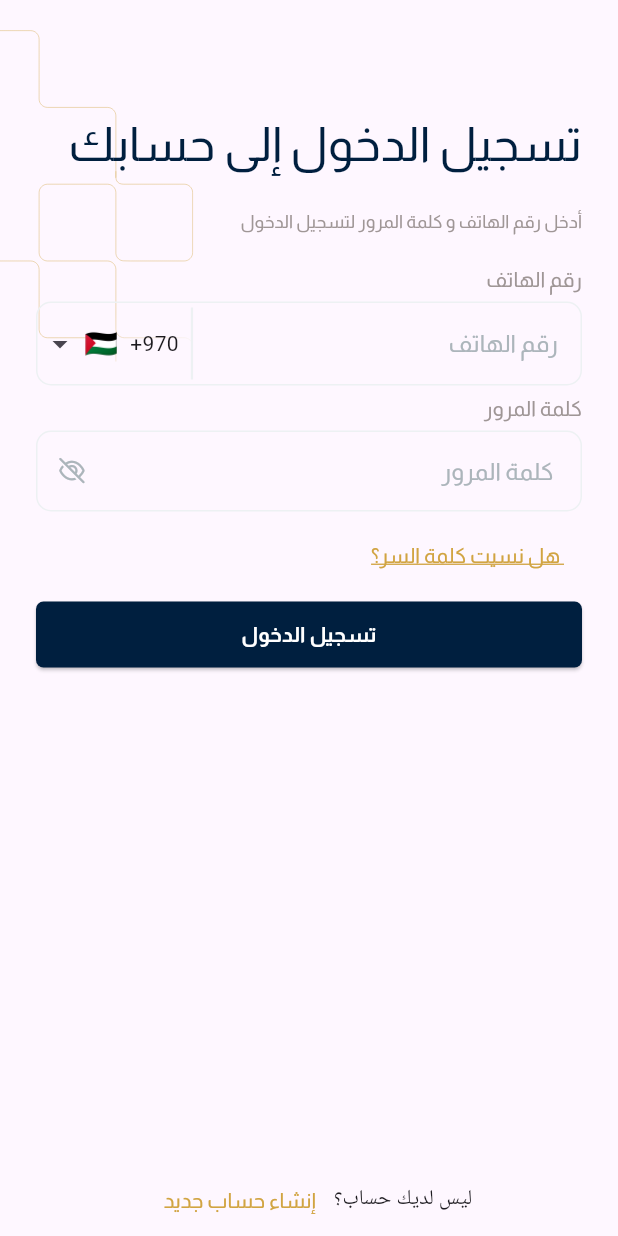
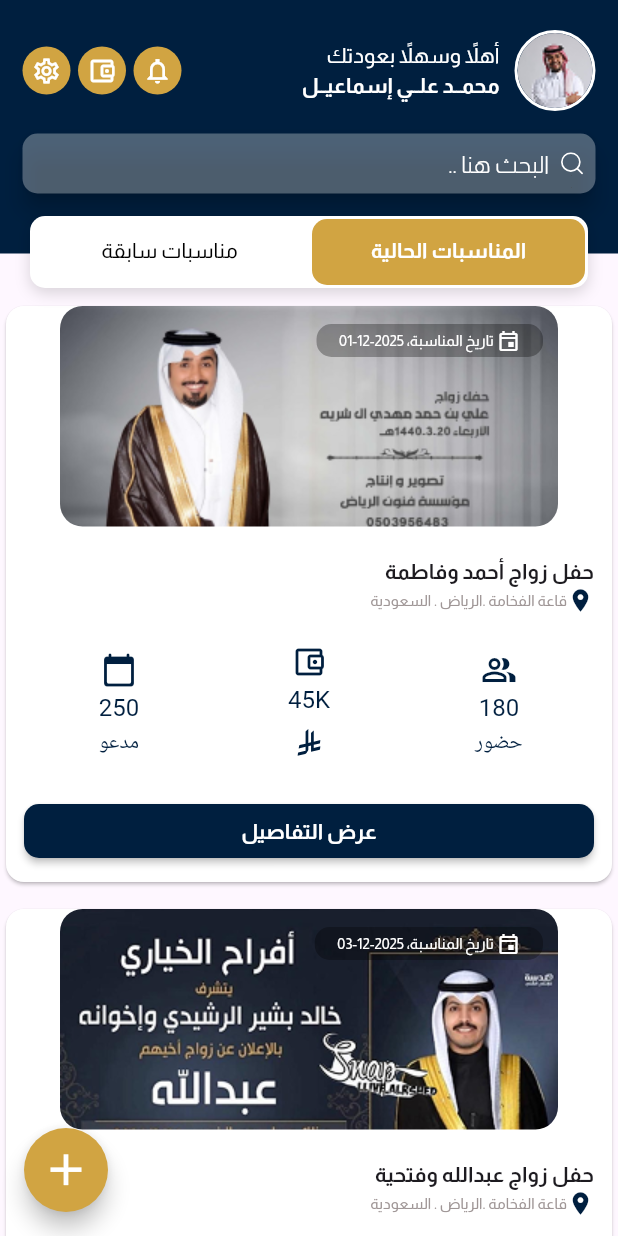
Before and after one commit to MOMEN343/tasks, a Flutter app: the screen it shows after launch, on a phone screen of 412 x 824 dp. Run offline on Flutter 3.47's test engine with Material 3 defaults, Android fonts, the phone set to English and light mode, and no system bars; drawn by our look-alikes of intl_phone_field; our stand-ins replace flutter_svg, font_awesome_flutter, pinput.

Commit message:
add home screens

```diff
--- /dev/null
+++ b/lib/features/home/managers/manager_font_size.dart
@@ -0,0 +1,6 @@
+class ManagerFontSize {
+  static const double smaller = 10;
+  static const double small = 12;
+  static const double medium = 14;
+  static const double larg = 16;
+}
--- /dev/null
+++ b/lib/features/home/managers/manages_text_styles.dart
@@ -0,0 +1,16 @@
+import 'package:flutter/material.dart';
+import 'package:tasks/core/managers/manager_colors.dart';
+import 'package:tasks/core/managers/manager_font_family.dart';
+import 'manager_font_size.dart';
+
+class ManagerTextStyles {
+  static const TextStyle cardTitle = TextStyle(
+    fontSize: ManagerFontSize.medium,
+    fontWeight: FontWeight.w700,
+  );
+
+  static const TextStyle subCardTitle = TextStyle(
+    color: ManagerColors.grey,
+    fontSize: ManagerFontSize.smaller,
+  );
+}
--- /dev/null
+++ b/lib/features/home/screens/home_screen.dart
@@ -0,0 +1,237 @@
+import 'package:flutter/material.dart';
+import 'package:flutter_svg/flutter_svg.dart';
+import 'package:font_awesome_flutter/font_awesome_flutter.dart';
+import 'package:tasks/core/managers/manager_colors.dart';
+import 'package:tasks/core/managers/manager_font_family.dart';
+import 'package:tasks/features/authentication/screens/login_screen.dart';
+import 'package:tasks/features/home/managers/manager_font_size.dart';
+import 'package:tasks/features/home/managers/manages_text_styles.dart';
+import 'package:tasks/features/home/widgets/current_events.dart';
+import 'package:tasks/features/home/widgets/event_card.dart';
+import 'package:tasks/features/home/widgets/icon_container.dart';
+import 'package:tasks/features/home/widgets/previous_events.dart';
+
+class HomeScreen extends StatefulWidget {
+  const HomeScreen({super.key});
+
+  @override
+  State<HomeScreen> createState() => _HomeScreen();
+}
+
+class _HomeScreen extends State<HomeScreen>
+    with SingleTickerProviderStateMixin {
+  TabController? tabController;
+
+  @override
+  void initState() {
+    super.initState();
+
+    tabController = TabController(length: 2, vsync: this);
+  }
+
+  @override
+  Widget build(BuildContext context) {
+    return Scaffold(
+      floatingActionButtonLocation: FloatingActionButtonLocation.startFloat,
+      floatingActionButton: FloatingActionButton(
+        onPressed: () {},
+        backgroundColor: ManagerColors.secondary,
+
+        shape: RoundedRectangleBorder(
+          borderRadius: BorderRadiusGeometry.circular(50),
+        ),
+
+        child: Icon(Icons.add, color: Colors.white, size: 35),
+      ),
+      body: SafeArea(
+        child: Directionality(
+          textDirection: TextDirection.rtl,
+          child: Stack(
+            children: [
+              Column(
+                children: [
+                  //top (user info and search bar)
+                  Container(
+                    color: ManagerColors.primary,
+                    height: 169,
+                    child: Padding(
+                      padding: EdgeInsets.symmetric(
+                        horizontal: 15,
+                        vertical: 20,
+                      ),
+                      child: Column(
+                        spacing: 15,
+                        children: [
+                          Row(
+                            mainAxisAlignment: MainAxisAlignment.spaceBetween,
+                            children: [
+                              //user image and name
+                              Expanded(
+                                child: Row(
+                                  spacing: 10,
+                                  children: [
+                                    Container(
+                                      width: 54,
+                                      height: 54,
+
+                                      decoration: BoxDecoration(
+                                        borderRadius: BorderRadius.circular(50),
+                                        border: Border.all(
+                                          color: Colors.white,
+                                          width: 2,
+                                        ),
+                                      ),
+                                      child: ClipRRect(
+                                        borderRadius: BorderRadius.circular(50),
+                                        child: Image.asset(
+                                          "assets/images/user_image.png",
+                                          fit: BoxFit.cover,
+                                        ),
+                                      ),
+                                    ),
+
+                                    Expanded(
+                                      child: Column(
+                                        crossAxisAlignment:
+                                            CrossAxisAlignment.start,
+                                        children: [
+                                          Text(
+                                            softWrap: true,
+                                            maxLines: 2,
+                                            "أهلاً وسهلاً بعودتك",
+                                            style: TextStyle(
+                                              color: Colors.white,
+                                              fontFamily:
+                                                  ManagerFontFamily.almarai,
+                                              fontWeight: FontWeight.w400,
+                                            ),
+                                            overflow: TextOverflow.ellipsis,
+                                          ),
+                                          Text(
+                                            "محمــد علــي إسماعيــل",
+                                            style: TextStyle(
+                                              color: Colors.white,
+                                              fontFamily:
+                                                  ManagerFontFamily.almarai,
+                                              fontWeight: FontWeight.w700,
+                                              overflow: TextOverflow.ellipsis,
+                                            ),
+                                            softWrap: true,
+                                            maxLines: 2,
+                                          ),
+                                        ],
+                                      ),
+                                    ),
+                                  ],
+                                ),
+                              ),
+
+                              //Icon Buttons
+                              Row(
+                                spacing: 5,
+                                mainAxisAlignment:
+                                    MainAxisAlignment.spaceBetween,
+                                children: [
+                                  IconContainer(
+                                    icon: Icons.notifications_none_sharp,
+                                  ),
+
+                                  IconContainer(
+                                    icon: Icons.account_balance_wallet_outlined,
+                                  ),
+
+                                  IconContainer(icon: Icons.settings_outlined),
+                                ],
+                              ),
+                            ],
+                          ),
+
+                          SearchBar(
+                            hintText: "البحث هنا ..",
+                            hintStyle: WidgetStatePropertyAll(
+                              TextStyle(
+                                color: Colors.white,
+                                fontWeight: FontWeight.w100,
+                              ),
+                            ),
+                            textStyle: WidgetStatePropertyAll(
+                              TextStyle(color: Colors.white),
+                            ),
+                            backgroundColor: WidgetStatePropertyAll(
+                              Colors.white.withValues(alpha: 0.3),
+                            ),
+                            shape: WidgetStatePropertyAll(
+                              RoundedRectangleBorder(
+                                borderRadius: BorderRadiusGeometry.circular(10),
+                              ),
+                            ),
+                            constraints: BoxConstraints(minHeight: 40),
+                            leading: SvgPicture.asset(
+                              "assets/images/search_icon.svg",
+                            ),
+                          ),
+                        ],
+                      ),
+                    ),
+                  ),
+
+                  Expanded(
+                    child: TabBarView(
+                      controller: tabController,
+                      children: [CurrentEvents(), PreviousEvents()],
+                    ),
+                  ),
+                ],
+              ),
+
+              Positioned(
+                top: 144,
+                left: 20,
+                right: 20,
+                child: Container(
+                  decoration: BoxDecoration(
+                    color: Colors.white,
+                    borderRadius: BorderRadius.circular(10),
+                    boxShadow: [
+                      BoxShadow(
+                        color: Colors.black.withValues(alpha: 0.15),
+                        blurRadius: 8,
+                        offset: Offset(0, 3),
+                      ),
+                    ],
+                  ),
+                  child: TabBar(
+                    controller: tabController,
+
+                    indicator: BoxDecoration(
+                      color: ManagerColors.secondary,
+                      borderRadius: BorderRadius.circular(10),
+                    ),
+
+                    indicatorSize: TabBarIndicatorSize.tab,
+                    indicatorPadding: EdgeInsetsGeometry.all(2),
+                    dividerColor: Colors.transparent,
+
+                    labelColor: Colors.white,
+                    unselectedLabelColor: Colors.black,
+
+                    labelStyle: TextStyle(fontWeight: FontWeight.w700),
+
+                    unselectedLabelStyle: TextStyle(
+                      fontWeight: FontWeight.w400,
+                    ),
+
+                    tabs: [
+                      Tab(text: "المناسبات الحالية"),
+                      Tab(text: "مناسبات سابقة"),
+                    ],
+                  ),
+                ),
+              ),
+            ],
+          ),
+        ),
+      ),
+    );
+  }
+}
--- /dev/null
+++ b/lib/features/home/widgets/current_events.dart
@@ -0,0 +1,27 @@
+import 'package:flutter/material.dart';
+import 'package:tasks/features/home/widgets/event_card.dart';
+
+class CurrentEvents extends StatelessWidget {
+  @override
+  Widget build(BuildContext context) {
+    return SingleChildScrollView(
+      padding: EdgeInsets.only(top: 31),
+      child: Column(
+        spacing: 10,
+        children: [
+          EventCard(
+            image: "card1.png",
+            name: "أحمد وفاطمة",
+            eventDate: "01-12-2025",
+          ),
+          EventCard(
+            image: "card2.png",
+            name: "عبدالله وفتحية",
+            eventDate: "03-12-2025",
+          ),
+          EventCard(image: "card1.png", name: "أحمد وفاطمة", eventDate: "01-12-2025"),
+        ],
+      ),
+    );
+  }
+}
--- /dev/null
+++ b/lib/features/home/widgets/event_card.dart
@@ -0,0 +1,211 @@
+import 'package:flutter/material.dart';
+import 'package:flutter/widgets.dart';
+import 'package:flutter_svg/svg.dart';
+import 'package:font_awesome_flutter/font_awesome_flutter.dart';
+import 'package:tasks/core/managers/manager_colors.dart';
+import 'package:tasks/core/managers/manager_font_family.dart';
+import 'package:tasks/features/home/managers/manager_font_size.dart';
+import 'package:tasks/features/home/managers/manages_text_styles.dart';
+
+class EventCard extends StatelessWidget {
+  final String image;
+  final String name;
+  final String eventDate;
+  final bool eventEnded;
+
+  const EventCard({
+    super.key,
+    required this.image,
+    required this.name,
+    required this.eventDate,
+    this.eventEnded = false,
+  });
+
+  @override
+  Widget build(BuildContext context) {
+    return Card(
+      color: Colors.white,
+
+      child: Column(
+        spacing: 10,
+        children: [
+          Stack(
+            children: [
+              ClipRRect(
+                borderRadius: BorderRadiusGeometry.circular(15),
+                child: Image.asset("assets/images/$image"),
+              ),
+              Positioned(
+                top: 12,
+                right: 10,
+                child: IntrinsicWidth(
+                  child: Container(
+                    padding: EdgeInsets.symmetric(vertical: 3, horizontal: 15),
+                    decoration: BoxDecoration(
+                      color: Colors.black.withValues(alpha: 0.3),
+                      borderRadius: BorderRadius.circular(10),
+                    ),
+                    child: DefaultTextStyle(
+                      style: TextStyle(
+                        color: Colors.white,
+                        fontSize: ManagerFontSize.smaller,
+                        fontWeight: FontWeight.w400,
+                        fontFamily: ManagerFontFamily.almarai,
+                      ),
+                      child: Row(
+                        children: [
+                          Icon(
+                            Icons.event_outlined,
+                            color: Colors.white,
+                            size: 16,
+                          ),
+                          Text(" تاريخ المناسبة، "),
+                          Text("$eventDate"),
+                        ],
+                      ),
+                    ),
+                  ),
+                ),
+              ),
+
+              if (eventEnded)
+                Positioned(
+                  top: 12,
+                  left: 10,
+                  child: Container(
+                    padding: EdgeInsets.symmetric(horizontal: 11, vertical: 3),
+
+                    decoration: BoxDecoration(
+                      color: Colors.red,
+                      borderRadius: BorderRadius.circular(5),
+                    ),
+                    child: Text(
+                      "مناسبة منتهية",
+                      style: TextStyle(
+                        color: Colors.white,
+                        fontSize: ManagerFontSize.smaller,
+                      ),
+                    ),
+                  ),
+                ),
+            ],
+          ),
+
+          Padding(
+            padding: EdgeInsets.symmetric(horizontal: 12, vertical: 10),
+            child: Column(
+              spacing: 10,
+              children: [
+                Column(
+                  crossAxisAlignment: CrossAxisAlignment.start,
+                  children: [
+                    Text("حفل زواج $name", style: ManagerTextStyles.cardTitle),
+                    Row(
+                      children: [
+                        Icon(
+                          Icons.location_on,
+                          size: 18,
+                          color: ManagerColors.primary,
+                        ),
+
+                        Text(
+                          "قاعة الفخامة .الرياض . السعودية",
+                          style: ManagerTextStyles.subCardTitle,
+                        ),
+                      ],
+                    ),
+                  ],
+                ),
+
+                IconTheme(
+                  data: IconThemeData(color: ManagerColors.primary),
+                  child: DefaultTextStyle(
+                    style: TextStyle(color: ManagerColors.primary),
+                    child: Padding(
+                      padding: EdgeInsets.symmetric(vertical: 10),
+                      child: Row(
+                        children: [
+                          Expanded(
+                            child: Column(
+                              spacing: 4,
+                              children: [
+                                Icon(Icons.people_alt_outlined, size: 24),
+                                Text(
+                                  "180",
+                                  style: TextStyle(
+                                    fontSize: ManagerFontSize.larg,
+                                  ),
+                                ),
+                                Text("حضور"),
+                              ],
+                            ),
+                          ),
+
+                          Expanded(
+                            child: Column(
+                              spacing: 4,
+                              children: [
+                                Icon(
+                                  Icons.account_balance_wallet_outlined,
+                                  size: 24,
+                                ),
+                                Text(
+                                  "45K",
+                                  style: TextStyle(
+                                    fontSize: ManagerFontSize.larg,
+                                  ),
+                                ),
+                                SizedBox(
+                                  height: 30,
+                                  child: SvgPicture.asset(
+                                    "assets/images/ryal.svg",
+                                    height: 18,
+                                  ),
+                                ),
+                              ],
+                            ),
+                          ),
+
+                          Expanded(
+                            child: Column(
+                              spacing: 4,
+                              children: [
+                                Icon(Icons.calendar_today_rounded, size: 24),
+                                Text(
+                                  "250",
+                                  style: TextStyle(
+                                    fontSize: ManagerFontSize.larg,
+                                  ),
+                                ),
+                                Text("مدعو"),
+                              ],
+                            ),
+                          ),
+                        ],
+                      ),
+                    ),
+                  ),
+                ),
+
+                MaterialButton(
+                  onPressed: () {},
+                  color: ManagerColors.primary,
+                  textColor: Colors.white,
+
+                  minWidth: double.infinity,
+                  shape: RoundedRectangleBorder(
+                    borderRadius: BorderRadiusGeometry.circular(10),
+                  ),
+                  child: Text(
+                    "عرض التفاصيل",
+                    style: TextStyle(fontWeight: FontWeight.w700),
+                  ),
+                ),
+              ],
+            ),
+          ),
+        ],
+      ),
+    );
+  }
+}
--- /dev/null
+++ b/lib/features/home/widgets/icon_container.dart
@@ -0,0 +1,21 @@
+import 'package:flutter/material.dart';
+import 'package:tasks/core/managers/manager_colors.dart';
+
+class IconContainer extends StatelessWidget {
+  final IconData icon;
+  const IconContainer({super.key, required this.icon});
+
+  @override
+  Widget build(BuildContext context) {
+    return Container(
+      width: 32,
+      height: 32,
+      decoration: BoxDecoration(
+        color: ManagerColors.secondary,
+        borderRadius: BorderRadius.circular(50),
+      ),
+
+      child: InkWell(child: Icon(icon, color: Colors.white, size: 20)),
+    );
+  }
+}
--- /dev/null
+++ b/lib/features/home/widgets/previous_events.dart
@@ -0,0 +1,34 @@
+import 'package:flutter/material.dart';
+import 'package:tasks/features/home/widgets/event_card.dart';
+
+class PreviousEvents extends StatelessWidget {
+  @override
+  Widget build(BuildContext context) {
+    return SingleChildScrollView(
+      padding: EdgeInsets.only(top: 31),
+      child: Column(
+        spacing: 10,
+        children: [
+          EventCard(
+            image: "card3.png",
+            name: "صالح وسمية",
+            eventDate: "24-9-2025",
+            eventEnded: true,
+          ),
+          EventCard(
+            image: "card4.png",
+            name: "عبدالله وفرح",
+            eventDate: "19-9-2025",
+            eventEnded: true,
+          ),
+          EventCard(
+            image: "card3.png",
+            name: "أحمد وفاطمة",
+            eventDate: "24-9-2025",
+            eventEnded: true,
+          ),
+        ],
+      ),
+    );
+  }
+}
--- a/lib/main.dart
+++ b/lib/main.dart
@@ -1,5 +1,7 @@
 import 'package:flutter/material.dart';
+import 'package:tasks/core/managers/manager_font_family.dart';
 import 'package:tasks/features/authentication/screens/login_screen.dart';
+import 'package:tasks/features/home/screens/home_screen.dart';
 import 'package:tasks/features/onboarding/screens/onboarding2.dart';
 import 'package:tasks/features/onboarding/screens/onboarding3.dart';
 import 'package:tasks/features/onboarding/screens/onboardingScreen.dart';
@@ -16,6 +18,9 @@ class MyApp extends StatelessWidget {
 
   @override
   Widget build(BuildContext context) {
-    return MaterialApp(home: LoginScreen());
+    return MaterialApp(
+      theme: ThemeData(fontFamily: ManagerFontFamily.almarai),
+      home: HomeScreen(),
+    );
   }
 }
```
Also changed, not shown: assets/images/card1.png (added), assets/images/card2.png (added), assets/images/card3.png (added), assets/images/card4.png (added), assets/images/ryal.svg (added), assets/images/search_icon.svg (added), assets/images/user_image.png (added).
